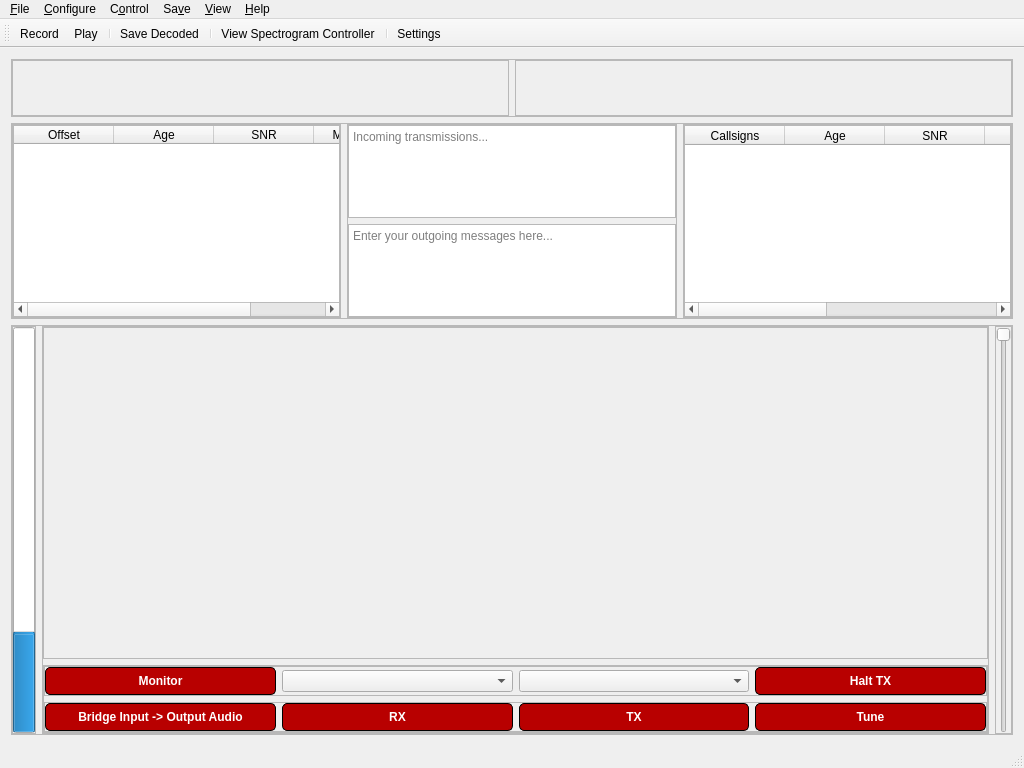
The window that src/ui/mainwindow.ui (GekkoFyre/small-world-deluxe) describes before a commit, drawn with Qt 5.
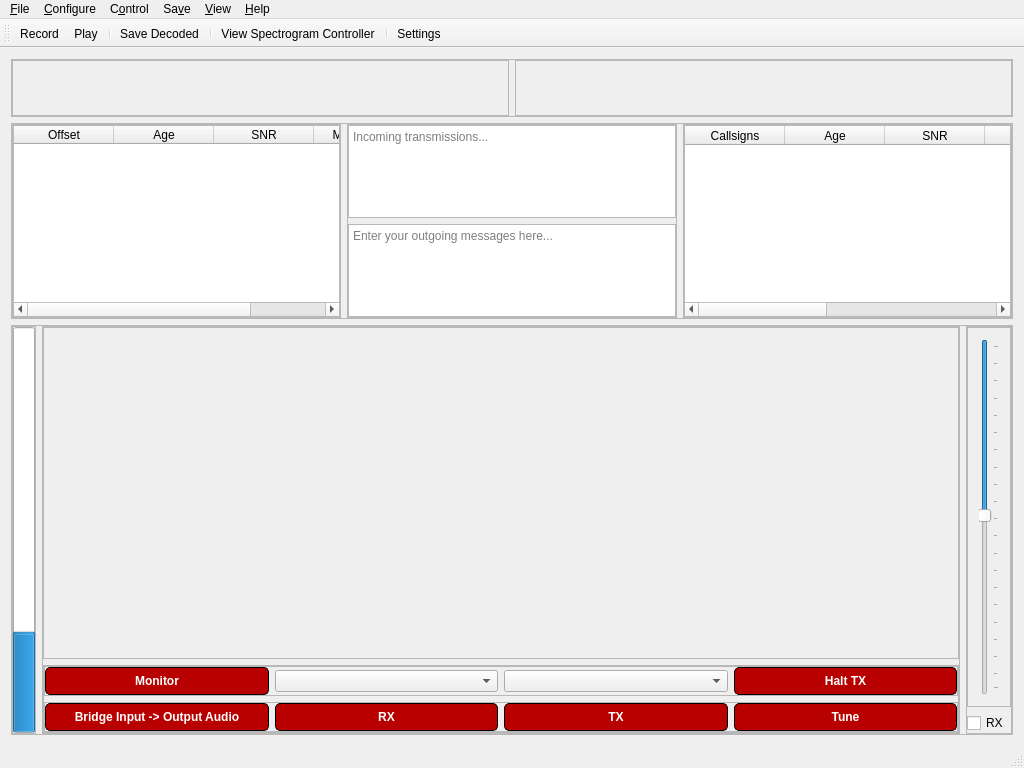
The same window after the commit.

Commit message: * Modified and improved the volume slider in QMainWindow. Still requires further coding to be fully implemented. * Changed the receiving of audio data from 32-bit (should never have been that) to a more proper 16-bit.

```diff
--- a/src/ui/mainwindow.ui
+++ b/src/ui/mainwindow.ui
@@ -779,21 +779,30 @@
            <number>0</number>
           </property>
           <item>
+           <widget class="QFrame" name="frame">
+            <property name="frameShape">
+             <enum>QFrame::StyledPanel</enum>
+            </property>
+            <property name="frameShadow">
+             <enum>QFrame::Raised</enum>
+            </property>
+            <layout class="QHBoxLayout" name="horizontalLayout_13">
+             <item>
            <widget class="QSlider" name="verticalSlider_vol_control">
             <property name="toolTip">
              <string>Adjust volume of outgoing audio signal.</string>
             </property>
             <property name="minimum">
-             <number>-100</number>
+                <number>1</number>
             </property>
             <property name="maximum">
-             <number>0</number>
+                <number>100</number>
             </property>
             <property name="pageStep">
              <number>5</number>
             </property>
             <property name="value">
-             <number>-100</number>
+                <number>50</number>
             </property>
             <property name="orientation">
              <enum>Qt::Vertical</enum>
@@ -803,6 +812,22 @@
             </property>
             <property name="invertedControls">
              <bool>true</bool>
+               </property>
+               <property name="tickPosition">
+                <enum>QSlider::TicksBelow</enum>
+               </property>
+               <property name="tickInterval">
+                <number>5</number>
+               </property>
+              </widget>
+             </item>
+            </layout>
+           </widget>
+          </item>
+          <item>
+           <widget class="QCheckBox" name="checkBox_rx_tx_vol_toggle">
+            <property name="text">
+             <string>RX</string>
             </property>
            </widget>
           </item>
```
Lines whose indentation alone changed are shown as unchanged. The commit also changes 9 other files.
